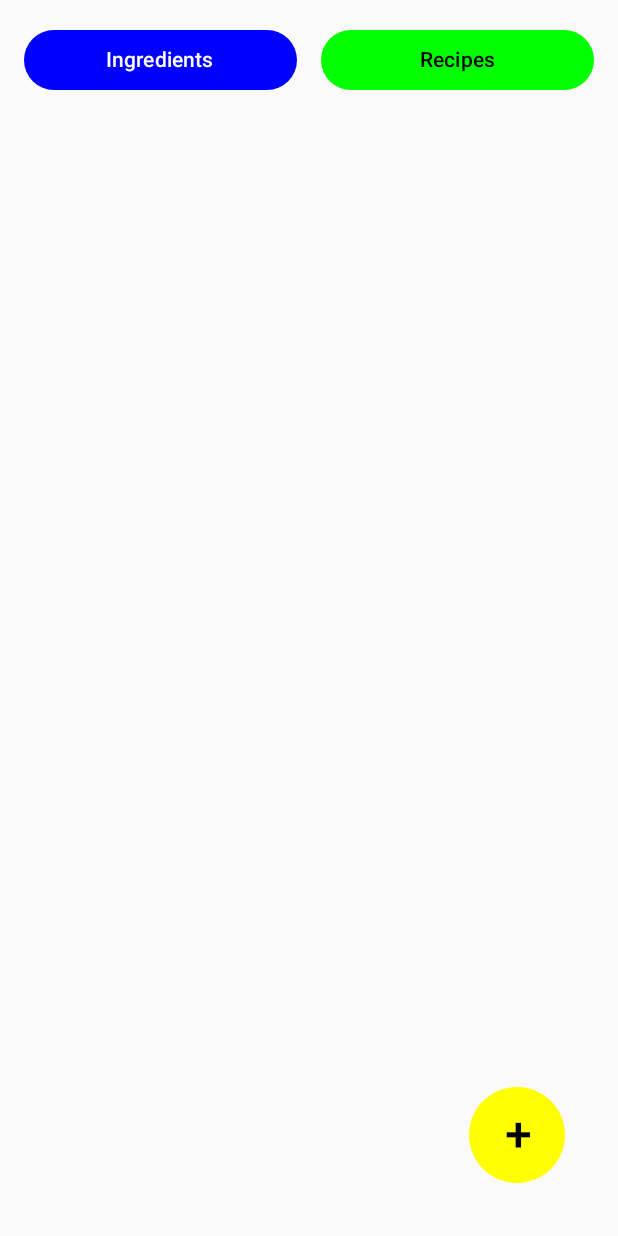
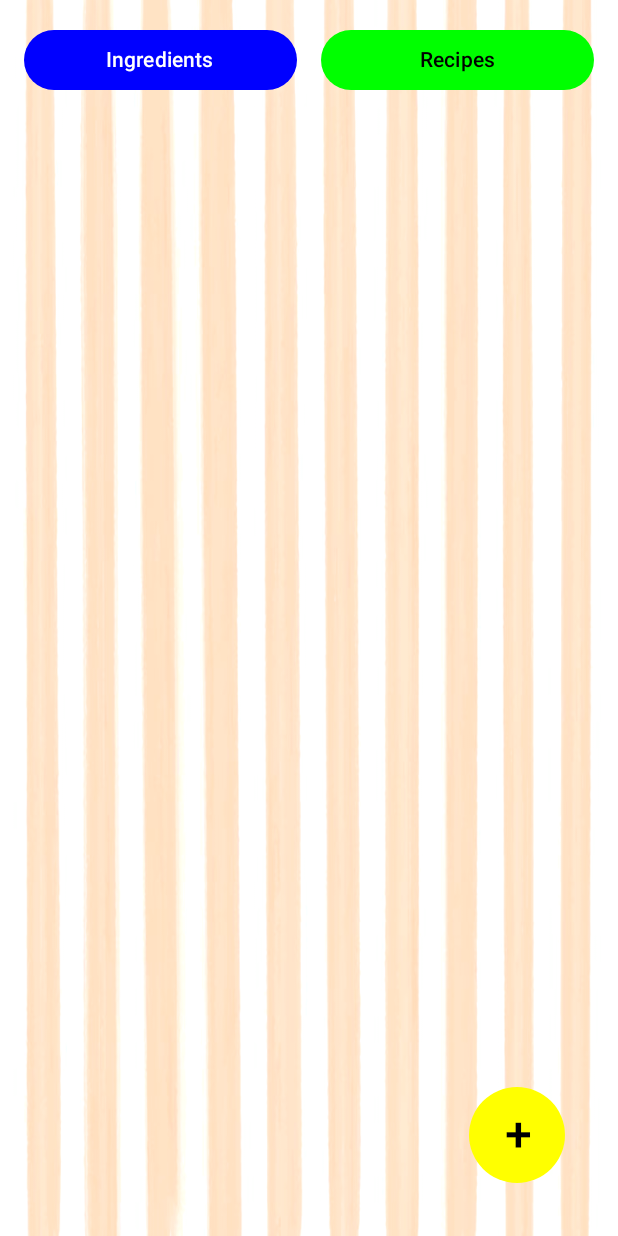
Before and after one commit to evanjthompson/cupboardly, an Android app built with Jetpack Compose: the screen it shows after launch (MainActivity), on a phone screen of 412 x 824 dp. Run offline under Robolectric (Android 15) with nearby library versions, the light colour scheme and no system bars; our stand-ins replace Room's generated code.

Commit message:
updated stuff

```diff
--- a/app/src/main/java/com/seniorproject/cupboardly/ui/IngredientScreen.kt
+++ b/app/src/main/java/com/seniorproject/cupboardly/ui/IngredientScreen.kt
@@ -1,5 +1,6 @@
 package com.seniorproject.cupboardly.ui
 
+import androidx.compose.foundation.Image
 import androidx.compose.foundation.layout.*
 import androidx.compose.foundation.lazy.LazyColumn
 import androidx.compose.foundation.lazy.items
@@ -12,7 +13,10 @@ import com.seniorproject.cupboardly.room.entity.IngredientEntity
 import com.seniorproject.cupboardly.viewModels.IngredientViewModel
 import androidx.compose.ui.Alignment
 import androidx.compose.ui.graphics.Color
+import androidx.compose.ui.layout.ContentScale
+import androidx.compose.ui.res.painterResource
 import androidx.compose.ui.unit.sp
+import com.seniorproject.cupboardly.R
 
 @Composable
 fun IngredientScreen(
@@ -32,7 +36,12 @@ fun IngredientScreen(
     var price by remember { mutableStateOf("") }
 
     Box(modifier = Modifier.fillMaxSize()) {
-
+        Image(
+            painter = painterResource(id = R.drawable.stripeingredientBG ),
+            contentDescription = "Ingredient Background",
+            contentScale = ContentScale.FillBounds,
+            modifier = Modifier.matchParentSize()
+            )
         Column(
             modifier = Modifier
                 .fillMaxSize()
```
Also changed, not shown: app/src/main/res/drawable/stripeingredientBG.png (added).
